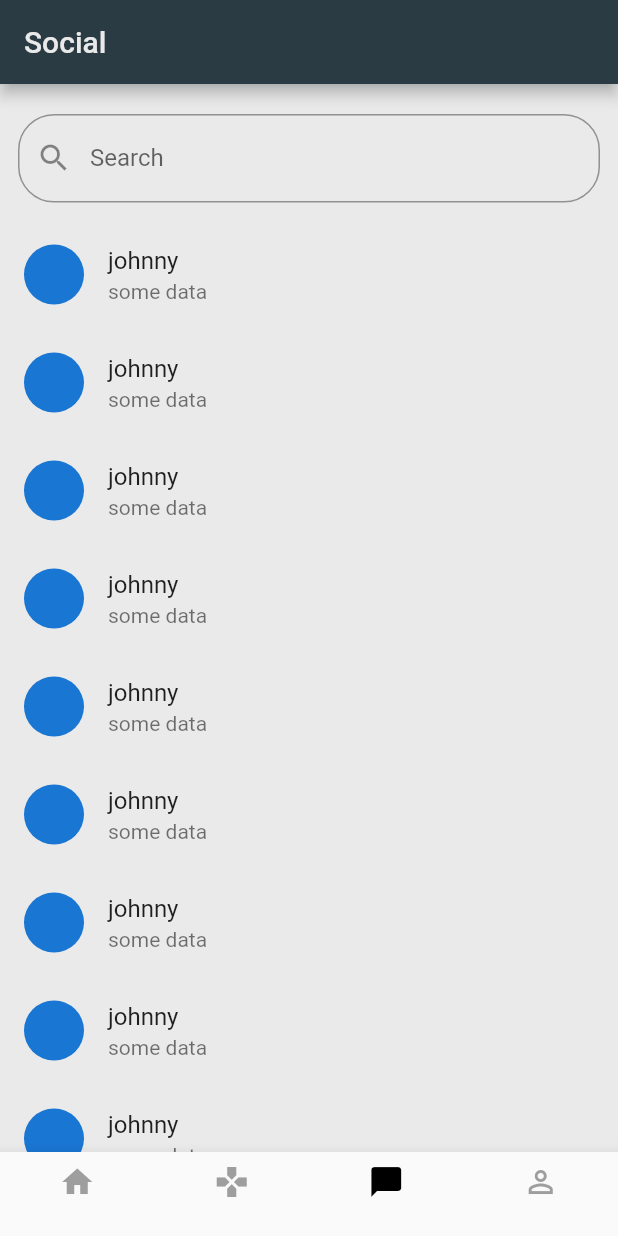
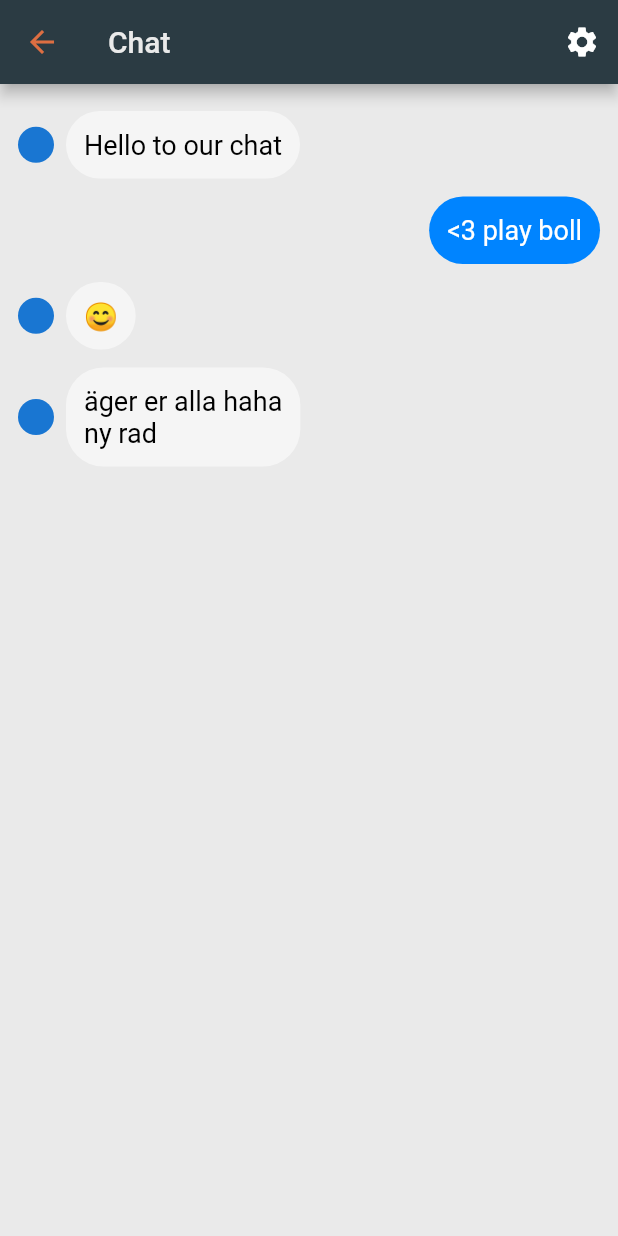
Before and after one commit to matchpoint-app/matchpointApp, a Flutter app: the screen it shows after launch, item 3 of the bottom bar chosen, after a tap on "johnny", on a phone screen of 412 x 824 dp. Run offline on Flutter 3.47's test engine with Material 2 defaults, Android fonts, the phone set to English and light mode, and no system bars; our stand-ins replace cloud_firestore, firebase_auth, flutter_i18n; missing offline and left inert: google_map_location_picker; accounts and stored records are empty.

Commit message:
add chat window

```diff
--- a/lib/main.dart
+++ b/lib/main.dart
@@ -9,6 +9,7 @@ import 'package:google_map_location_picker/generated/i18n.dart'
     as location_picker;
 import 'package:matchpoint/screens/games/containers/games.dart';
 import 'package:matchpoint/screens/home/containers/home.dart';
+import 'package:matchpoint/screens/social/components/chat.dart';
 
 void main() => runApp(MaterialApp(
       localizationsDelegates: [
@@ -21,27 +22,26 @@ void main() => runApp(MaterialApp(
         Locale('en'),
         Locale('sv'),
       ],
-     theme: ThemeData(
+      theme: ThemeData(
           primaryColor: Color.fromRGBO(43, 59, 67, 1),
           scaffoldBackgroundColor: Color.fromRGBO(234, 234, 234, 1),
           primaryTextTheme: TextTheme(
-            title: TextStyle(color: Color.fromRGBO(234, 234, 234, 1))
-          ),
+              title: TextStyle(color: Color.fromRGBO(234, 234, 234, 1))),
           textTheme: TextTheme(
-            body1: TextStyle(color: Color.fromRGBO(43, 59, 67, 1)),
-            body2: TextStyle(color: Color.fromRGBO(43, 59, 67, 1))
-          ),
+              body1: TextStyle(color: Color.fromRGBO(43, 59, 67, 1)),
+              body2: TextStyle(color: Color.fromRGBO(43, 59, 67, 1))),
           floatingActionButtonTheme: FloatingActionButtonThemeData(
-            backgroundColor: Color.fromRGBO(221, 110, 66, 1),
-            foregroundColor: Color.fromRGBO(234, 234, 234, 1)
-          ),
+              backgroundColor: Color.fromRGBO(221, 110, 66, 1),
+              foregroundColor: Color.fromRGBO(234, 234, 234, 1)),
           iconTheme: IconThemeData(color: Color.fromRGBO(221, 110, 66, 1)),
-          primaryIconTheme: IconThemeData(color: Color.fromRGBO(221, 110, 66, 1))),
+          primaryIconTheme:
+              IconThemeData(color: Color.fromRGBO(221, 110, 66, 1))),
       home: MatchpointApp(),
       routes: <String, WidgetBuilder>{
         Routes.Login: (BuildContext context) => Login(),
         Routes.Register: (BuildContext context) => Register(),
         Routes.Home: (BuildContext context) => HomeContainer(),
-        Routes.Games: (BuildContext context) => GamesContainer()
+        Routes.Games: (BuildContext context) => GamesContainer(),
+        Routes.Chat: (BuildContext context) => Chat()
       },
     ));
--- /dev/null
+++ b/lib/screens/social/components/chat.dart
@@ -0,0 +1,57 @@
+import 'package:flutter/material.dart';
+import 'package:matchpoint/screens/social/components/message.dart';
+
+class ChatMessage {
+  const ChatMessage({this.author, this.message, this.isReceived = false});
+  final String author;
+  final String message;
+  final bool isReceived;
+}
+
+class Chat extends StatelessWidget {
+  List<ChatMessage> items = [
+    ChatMessage(
+        author: 'Johnny', message: 'Hello to our chat', isReceived: true),
+    ChatMessage(author: 'Birgit', message: '<3 play boll', isReceived: false),
+    ChatMessage(author: 'Larsa', message: '😊', isReceived: true),
+    ChatMessage(
+        author: 'Sven', message: 'äger er alla haha\nny rad', isReceived: true),
+  ];
+
+  void _onSettingsPress() {
+    print("pressed settings");
+  }
+
+  @override
+  Widget build(BuildContext context) {
+    return Scaffold(
+        appBar: AppBar(
+          title: Text("Chat"),
+          actions: <Widget>[
+            IconButton(
+                onPressed: _onSettingsPress,
+                icon: Icon(
+                  Icons.settings,
+                  color: Colors.white,
+                ))
+          ],
+        ),
+        body: Column(children: <Widget>[
+          Padding(
+            padding: EdgeInsets.only(top: 12),
+          ),
+          Flexible(child: _buildChat)
+        ]));
+  }
+
+  Widget get _buildChat {
+    return ListView.builder(
+      itemCount: items.length,
+      itemBuilder: (context, index) {
+        return Message(
+          chat: items[index],
+        );
+      },
+    );
+  }
+}
--- /dev/null
+++ b/lib/screens/social/components/message.dart
@@ -0,0 +1,80 @@
+import 'package:flutter/material.dart';
+import 'package:matchpoint/screens/social/components/chat.dart';
+
+class Message extends StatelessWidget {
+  const Message({Key key, @required this.chat}) : super(key: key);
+
+  final ChatMessage chat;
+
+  @override
+  Widget build(BuildContext context) {
+    print(chat.toString());
+    return Column(
+      crossAxisAlignment: CrossAxisAlignment.end,
+      mainAxisSize: MainAxisSize.min,
+      children: <Widget>[
+        Padding(
+          padding: EdgeInsets.symmetric(vertical: 6.0, horizontal: 12.0),
+          child: chat.isReceived
+              ? _buildReceivedMessage(context)
+              : _buildSentMessage(context),
+        ),
+      ],
+    );
+  }
+
+  Widget _buildSentMessage(BuildContext context) {
+    Color sendColor = Color(0xff0084FF);
+    return Container(
+      alignment: Alignment.centerRight,
+      child: Container(
+        constraints:
+            BoxConstraints(maxWidth: MediaQuery.of(context).size.width * 3 / 4),
+        padding: EdgeInsets.all(12.0),
+        decoration: BoxDecoration(
+          color: sendColor,
+          borderRadius: BorderRadius.circular(25.0),
+        ),
+        child: Text(
+          chat.message,
+          style: TextStyle(fontSize: 18.0, color: Colors.white),
+        ),
+      ),
+    );
+  }
+
+  Widget _buildReceivedMessage(BuildContext context) {
+    return Container(
+      alignment: Alignment.centerLeft,
+      child: Row(
+        children: <Widget>[
+          chat.isReceived
+              ? Padding(
+                  padding: const EdgeInsets.only(right: 8.0),
+                  child: CircleAvatar(
+                    // backgroundImage: NetworkImage(),
+                    radius: 12.0,
+                  ),
+                )
+              : Container(
+                  width: 32.0,
+                  height: 24.0,
+                ),
+          Container(
+            constraints: BoxConstraints(
+                maxWidth: MediaQuery.of(context).size.width * 3 / 4),
+            padding: EdgeInsets.all(12.0),
+            decoration: BoxDecoration(
+              color: Colors.white54,
+              borderRadius: BorderRadius.circular(25.0),
+            ),
+            child: Text(
+              chat.message,
+              style: TextStyle(fontSize: 18.0, color: Colors.black),
+            ),
+          ),
+        ],
+      ),
+    );
+  }
+}
--- a/lib/screens/social/components/search.dart
+++ b/lib/screens/social/components/search.dart
@@ -2,8 +2,10 @@ import 'package:flutter/material.dart';
 import 'package:flutter_i18n/flutter_i18n.dart';
 
 class SocialSearch extends StatelessWidget {
+  const SocialSearch(this.controller, this.onClear);
+
   final TextEditingController controller;
-  const SocialSearch(this.controller);
+  final VoidCallback onClear;
 
   @override
   Widget build(BuildContext context) {
@@ -14,8 +16,10 @@ class SocialSearch extends StatelessWidget {
           labelText: FlutterI18n.translate(context, "social.search"),
           hintText: FlutterI18n.translate(context, "social.search"),
           prefixIcon: Icon(Icons.search),
+          suffixIcon:
+              IconButton(icon: Icon(Icons.highlight_off), onPressed: onClear),
           border: OutlineInputBorder(
-              borderRadius: BorderRadius.all(Radius.circular(24.0)))),
+              borderRadius: BorderRadius.all(Radius.circular(4.0)))),
     );
   }
 }
--- a/lib/screens/social/containers/social.dart
+++ b/lib/screens/social/containers/social.dart
@@ -1,6 +1,7 @@
 import 'dart:async';
 import 'package:flutter/material.dart';
 import 'package:flutter_i18n/flutter_i18n.dart';
+import 'package:matchpoint/routes.dart';
 import 'package:matchpoint/screens/social/components/search.dart';
 import 'package:matchpoint/screens/social/components/social-card-item.dart';
 
@@ -22,7 +23,12 @@ class _SocialContainerState extends State<SocialContainer> {
     });
   }
 
+  void _onSearchClear() {
+    searchControl.clear();
+  }
+
   void _onChatSelect() {
+    Navigator.of(context).pushNamed(Routes.Chat);
     print("click friend");
   }
 
@@ -36,7 +42,7 @@ class _SocialContainerState extends State<SocialContainer> {
           Padding(padding: EdgeInsets.only(top: 20)),
           Padding(
               padding: EdgeInsets.fromLTRB(12, 0, 12, 12),
-              child: SocialSearch(searchControl)),
+              child: SocialSearch(searchControl, this._onSearchClear)),
           Expanded(
               child: ListView.builder(
             itemCount: 20,
```
